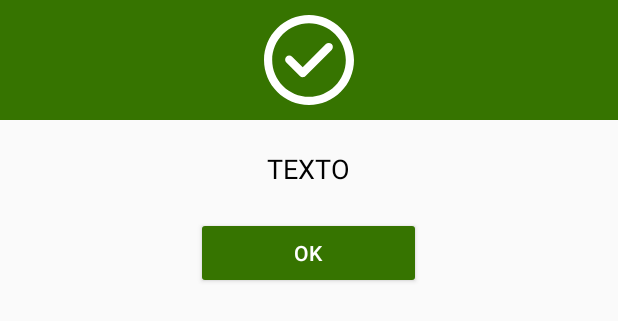
After one commit to GKarhan/evoca_for_android_learning, an Android app: the layout dialog_sign_up.xml on its own in the app's theme, with its tools: preview values and no code run, on a phone screen of 412 x 824 dp. The commit adds this screen. Shown: the top 321 px of the screen. Run offline under Robolectric (Android 15) with nearby library versions, the phone set to English and light mode, and no system bars.

Commit message:
ViewSignUpDialog

```diff
--- a/EvocaForAndroidLearning/app/build.gradle
+++ b/EvocaForAndroidLearning/app/build.gradle
@@ -33,4 +33,6 @@ dependencies {
     compile 'com.google.code.gson:gson:2.6.2'
     compile 'com.squareup.retrofit:retrofit:1.9.0'
     compile 'com.facebook.android:facebook-android-sdk:[4,5)'
+    compile 'com.eftimoff:android-pathview:1.0.8@aar'
+
 }
--- a/EvocaForAndroidLearning/app/src/main/AndroidManifest.xml
+++ b/EvocaForAndroidLearning/app/src/main/AndroidManifest.xml
@@ -23,7 +23,6 @@
 
             <intent-filter>
                 <action android:name="android.intent.action.MAIN" />
-
                 <category android:name="android.intent.category.LAUNCHER" />
             </intent-filter>
         </activity>
@@ -33,7 +32,8 @@
             android:theme="@android:style/Theme.Translucent.NoTitleBar"
             android:label="@string/app_name" />
 
-        <activity android:name=".activity.ListActivity" />
+        <activity android:name=".activity.ListActivity"
+            android:windowSoftInputMode="stateHidden|adjustPan"/>
         <activity android:name=".activity.LoginActivity" />
         <activity android:name=".activity.SignUpActivity" />
         <activity android:name=".activity.ChooseActivity" />
--- /dev/null
+++ b/EvocaForAndroidLearning/app/src/main/res/drawable/check.xml
@@ -0,0 +1,5 @@
+<vector android:height="80dp" android:viewportHeight="330.0"
+    android:viewportWidth="330.0" android:width="80dp" xmlns:android="http://schemas.android.com/apk/res/android">
+    <path android:fillColor="#FFFFFF" android:pathData="M165,0C74,0 0,74 0,165s74,165 165,165s165,-74 165,-165S256,0 165,0zM165,300c-74.4,0 -135,-60.6 -135,-135S90.6,30 165,30s135,60.6 135,135S239.4,300 165,300z"/>
+    <path android:fillColor="#FFFFFF" android:pathData="M226.9,106.7l-84.9,84.9l-38.9,-38.9c-5.9,-5.9 -15.4,-5.9 -21.2,-0c-5.9,5.9 -5.9,15.4 0,21.2l49.5,49.5c2.8,2.8 6.6,4.4 10.6,4.4c0,0 0,0 0,0c4,0 7.8,-1.6 10.6,-4.4l95.5,-95.5c5.9,-5.9 5.9,-15.4 0,-21.2C242.2,100.8 232.7,100.8 226.9,106.7z"/>
+</vector>
--- a/EvocaForAndroidLearning/app/src/main/res/layout/activity_list.xml
+++ b/EvocaForAndroidLearning/app/src/main/res/layout/activity_list.xml
@@ -74,6 +74,7 @@
 
         </LinearLayout>
 
+
     </LinearLayout>
 
 </RelativeLayout>
--- a/EvocaForAndroidLearning/app/src/main/res/layout/activity_login.xml
+++ b/EvocaForAndroidLearning/app/src/main/res/layout/activity_login.xml
@@ -73,6 +73,8 @@
                 android:layout_height="0dp" />
 
             <EditText
+                android:inputType="text"
+                android:imeOptions="actionNext"
                 android:paddingLeft="5dp"
                 android:id="@+id/et_login_email"
                 android:background="@drawable/login_username"
@@ -90,6 +92,8 @@
                 android:layout_height="0dp" />
 
             <EditText
+
+                android:imeOptions="actionDone"
                 android:paddingLeft="5dp"
                 android:id="@+id/et_login_password"
                 android:inputType="textPassword"
--- /dev/null
+++ b/EvocaForAndroidLearning/app/src/main/res/layout/dialog_sign_up.xml
@@ -0,0 +1,47 @@
+<?xml version="1.0" encoding="utf-8"?>
+<RelativeLayout xmlns:android="http://schemas.android.com/apk/res/android"
+    xmlns:app="http://schemas.android.com/apk/res-auto"
+    android:orientation="vertical"
+    android:layout_width="match_parent"
+    android:layout_height="match_parent">
+
+    <ImageView
+        android:padding="10dp"
+        android:layout_width="match_parent"
+        android:layout_height="80dp"
+        android:id="@+id/a"
+        android:gravity="center"
+        android:background="#367400"
+        android:src="@drawable/check"
+        android:scaleType="fitCenter" />
+
+    <TextView
+        android:layout_width="wrap_content"
+        android:layout_height="wrap_content"
+        android:text="TEXTO"
+        android:id="@+id/text_dialog"
+        android:layout_below="@+id/a"
+        android:layout_marginTop="20dp"
+        android:layout_marginLeft="4dp"
+        android:layout_marginRight="4dp"
+        android:layout_marginBottom="20dp"
+        android:textSize="18sp"
+        android:textColor="#ff000000"
+        android:layout_centerHorizontal="true"
+        android:gravity="center_horizontal" />
+
+    <Button
+        android:layout_width="150dp"
+        android:layout_height="wrap_content"
+        android:text="OK"
+        android:backgroundTint="#367400"
+        android:id="@+id/btn_dialog"
+        android:gravity="center_vertical|center_horizontal"
+        android:layout_below="@+id/text_dialog"
+        android:layout_marginBottom="20dp"
+        android:layout_centerHorizontal="true"
+        android:textColor="#ffffffff" />
+
+
+
+</RelativeLayout>
```
Also changed, not shown: EvocaForAndroidLearning/app/src/main/java/com/example/evoca/evocaforandroidlearning/activity/SignUpActivity.java (+19 -3 lines), EvocaForAndroidLearning/app/src/main/java/com/example/evoca/evocaforandroidlearning/dialogs/ViewSignUpDialog.java (added, +42 -0 lines), EvocaForAndroidLearning/app/src/main/java/com/example/evoca/evocaforandroidlearning/fragments/EditTextFragment.java (+9 -0 lines), EvocaForAndroidLearning/app/src/main/java/com/example/evoca/evocaforandroidlearning/fragments/RadioFragment.java (+33 -0 lines), EvocaForAndroidLearning/app/src/main/res/layout/activity_signup.xml (+46 -33 lines), EvocaForAndroidLearning/app/src/main/res/layout/fragment_edit.xml (added, +10 -0 lines), EvocaForAndroidLearning/app/src/main/res/layout/fragment_edit_text.xml (+23 -21 lines), EvocaForAndroidLearning/app/src/main/res/layout/fragment_radio.xml (+7 -5 lines), EvocaForAndroidLearning/app/src/main/res/drawable/disk.png (added).
